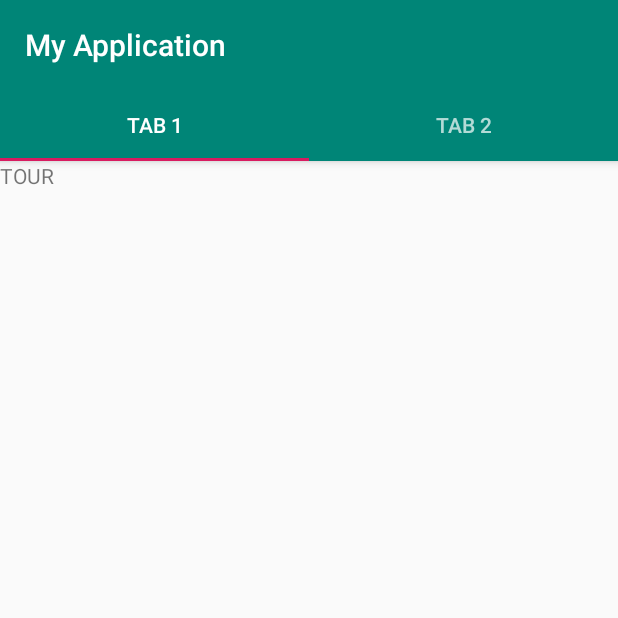
After one commit to EmptyHeadsS/android, an Android app: the AppActivity screen opened directly, with no data from a screen before it, on a phone screen of 412 x 824 dp, the top half of it. The commit adds this screen. Run offline under Robolectric (Android 15) with nearby library versions, the phone set to English and light mode, and no system bars.

Commit message:
login semi parfait + switch des onglets tour et sync fonctionnel

```diff
--- a/app/build.gradle
+++ b/app/build.gradle
@@ -25,7 +25,7 @@ android {
 
 dependencies {
     implementation fileTree(dir: 'libs', include: ['*.jar'])
-    implementation"org.jetbrains.kotlin:kotlin-stdlib-jdk7:$kotlin_version"
+    implementation "org.jetbrains.kotlin:kotlin-stdlib-jdk7:$kotlin_version"
     implementation 'androidx.appcompat:appcompat:1.0.2'
     implementation 'androidx.core:core-ktx:1.0.2'
     implementation 'com.google.android.material:material:1.0.0'
@@ -33,6 +33,7 @@ dependencies {
     implementation 'androidx.lifecycle:lifecycle-extensions:2.0.0'
     implementation 'com.github.kittinunf.fuel:fuel:2.2.0'
     implementation 'com.github.kittinunf.fuel:fuel-json:2.2.0'
+    implementation 'androidx.legacy:legacy-support-v4:1.0.0'
     testImplementation 'junit:junit:4.12'
     androidTestImplementation 'androidx.test.ext:junit:1.1.0'
     androidTestImplementation 'androidx.test.espresso:espresso-core:3.1.1'
--- /dev/null
+++ b/app/src/main/java/com/example/myapplication/AppActivity.kt
@@ -0,0 +1,21 @@
+package com.example.myapplication
+
+import android.os.Bundle
+import androidx.appcompat.app.AppCompatActivity
+import androidx.viewpager.widget.ViewPager
+import com.example.myapplication.ui.main.SectionsPagerAdapter
+import com.google.android.material.tabs.TabLayout
+
+
+class AppActivity : AppCompatActivity() {
+
+    override fun onCreate(savedInstanceState: Bundle?) {
+        super.onCreate(savedInstanceState)
+        setContentView(R.layout.application_layout)
+        val sectionsPagerAdapter = SectionsPagerAdapter(this, supportFragmentManager)
+        val viewPager: ViewPager = findViewById(R.id.view_pager)
+        viewPager.adapter = sectionsPagerAdapter
+        val tabs: TabLayout = findViewById(R.id.tabs)
+        tabs.setupWithViewPager(viewPager)
+    }
+}
--- a/app/src/main/java/com/example/myapplication/ui/main/SectionsPagerAdapter.kt
+++ b/app/src/main/java/com/example/myapplication/ui/main/SectionsPagerAdapter.kt
@@ -1,10 +1,14 @@
 package com.example.myapplication.ui.main
 
+import android.app.PendingIntent.getActivity
 import android.content.Context
+import android.util.Log
+import android.widget.Toast
 import androidx.fragment.app.Fragment
 import androidx.fragment.app.FragmentManager
 import androidx.fragment.app.FragmentPagerAdapter
 import com.example.myapplication.R
+import kotlinx.android.synthetic.main.tour_layout.view.*
 
 private val TAB_TITLES = arrayOf(
     R.string.tab_text_1,
@@ -21,7 +25,11 @@ class SectionsPagerAdapter(private val context: Context, fm: FragmentManager) :
     override fun getItem(position: Int): Fragment {
         // getItem is called to instantiate the fragment for the given page.
         // Return a PlaceholderFragment (defined as a static inner class below).
-        return LoginFragment.newInstance(position + 1)
+        Log.i("SectionsPagerAdapter", "Position: " +position)
+        when (position == 0) {
+            true -> return TourFragment.newInstance(position + 1)
+            false ->  return SyncFragment.newInstance(position + 1)
+        }
     }
 
     override fun getPageTitle(position: Int): CharSequence? {
--- /dev/null
+++ b/app/src/main/java/com/example/myapplication/ui/main/SyncFragment.kt
@@ -0,0 +1,61 @@
+package com.example.myapplication.ui.main
+
+import android.os.Bundle
+import android.view.LayoutInflater
+import android.view.View
+import android.view.ViewGroup
+import android.widget.Toast
+import androidx.fragment.app.Fragment
+import androidx.lifecycle.ViewModelProviders
+import com.example.myapplication.R
+import kotlinx.android.synthetic.main.tour_layout.view.*
+import retrofit2.Retrofit
+import retrofit2.converter.moshi.MoshiConverterFactory
+import retrofit2.Call
+import retrofit2.Callback
+import retrofit2.Response
+
+/**
+ * A placeholder fragment containing a simple view.
+ */
+class SyncFragment : Fragment() {
+
+    private lateinit var pageViewModel: PageViewModel
+
+    override fun onCreate(savedInstanceState: Bundle?) {
+        super.onCreate(savedInstanceState)
+        pageViewModel = ViewModelProviders.of(this).get(PageViewModel::class.java).apply {
+            setIndex(arguments?.getInt(ARG_SECTION_NUMBER) ?: 1)
+        }
+    }
+
+    override fun onCreateView(
+        inflater: LayoutInflater, container: ViewGroup?,
+        savedInstanceState: Bundle?
+    ): View? {
+        val frag = inflater.inflate(R.layout.sync_layout, container, false)
+
+        return frag
+    }
+
+    companion object {
+        /**
+         * The fragment argument representing the section number for this
+         * fragment.
+         */
+        private const val ARG_SECTION_NUMBER = "section_number"
+
+        /**
+         * Returns a new instance of this fragment for the given section
+         * number.
+         */
+        @JvmStatic
+        fun newInstance(sectionNumber: Int): SyncFragment {
+            return SyncFragment().apply {
+                arguments = Bundle().apply {
+                    putInt(ARG_SECTION_NUMBER, sectionNumber)
+                }
+            }
+        }
+    }
+}
--- /dev/null
+++ b/app/src/main/java/com/example/myapplication/ui/main/TourFragment.kt
@@ -0,0 +1,61 @@
+package com.example.myapplication.ui.main
+
+import android.os.Bundle
+import android.view.LayoutInflater
+import android.view.View
+import android.view.ViewGroup
+import android.widget.Toast
+import androidx.fragment.app.Fragment
+import androidx.lifecycle.ViewModelProviders
+import com.example.myapplication.R
+import kotlinx.android.synthetic.main.tour_layout.view.*
+import retrofit2.Retrofit
+import retrofit2.converter.moshi.MoshiConverterFactory
+import retrofit2.Call
+import retrofit2.Callback
+import retrofit2.Response
+
+/**
+ * A placeholder fragment containing a simple view.
+ */
+class TourFragment : Fragment() {
+
+    private lateinit var pageViewModel: PageViewModel
+
+    override fun onCreate(savedInstanceState: Bundle?) {
+        super.onCreate(savedInstanceState)
+        pageViewModel = ViewModelProviders.of(this).get(PageViewModel::class.java).apply {
+            setIndex(arguments?.getInt(ARG_SECTION_NUMBER) ?: 1)
+        }
+    }
+
+    override fun onCreateView(
+        inflater: LayoutInflater, container: ViewGroup?,
+        savedInstanceState: Bundle?
+    ): View? {
+        val frag = inflater.inflate(R.layout.tour_layout, container, false)
+
+        return frag
+    }
+
+    companion object {
+        /**
+         * The fragment argument representing the section number for this
+         * fragment.
+         */
+        private const val ARG_SECTION_NUMBER = "section_number"
+
+        /**
+         * Returns a new instance of this fragment for the given section
+         * number.
+         */
+        @JvmStatic
+        fun newInstance(sectionNumber: Int): TourFragment {
+            return TourFragment().apply {
+                arguments = Bundle().apply {
+                    putInt(ARG_SECTION_NUMBER, sectionNumber)
+                }
+            }
+        }
+    }
+}
--- a/app/src/main/res/layout/fragment_main.xml
+++ b/app/src/main/res/layout/activity_main2.xml
@@ -4,7 +4,7 @@
     android:id="@+id/constraintLayout"
     android:layout_width="match_parent"
     android:layout_height="match_parent"
-    tools:context=".ui.main.LoginFragment">
+    tools:context=".LoginActivity">
 
     <Button
         android:id="@+id/login_btn"
@@ -30,7 +30,7 @@
         android:layout_marginBottom="234dp"
         android:ems="10"
         android:inputType="textPersonName"
-        android:text="Username" />
+        android:text="Alexandre" />
 
     <EditText
         android:id="@+id/password"
--- a/app/src/main/res/layout/activity_main.xml
+++ b/app/src/main/res/layout/application_layout.xml
@@ -4,7 +4,7 @@
     xmlns:tools="http://schemas.android.com/tools"
     android:layout_width="match_parent"
     android:layout_height="match_parent"
-    tools:context=".MainActivity">
+    tools:context=".AppActivity">
 
     <com.google.android.material.appbar.AppBarLayout
         android:layout_width="match_parent"
--- /dev/null
+++ b/app/src/main/res/layout/tour_layout.xml
@@ -0,0 +1,17 @@
+<?xml version="1.0" encoding="utf-8"?>
+<RelativeLayout xmlns:android="http://schemas.android.com/apk/res/android"
+    xmlns:app="http://schemas.android.com/apk/res-auto"
+    xmlns:tools="http://schemas.android.com/tools"
+    android:layout_width="match_parent"
+    android:layout_height="match_parent"
+    app:layout_behavior="@string/appbar_scrolling_view_behavior"
+    tools:context=".ui.main.TourFragment"
+    tools:showIn="@layout/tour_layout">
+
+    <TextView
+        android:id="@+id/text_view_id"
+        android:layout_height="wrap_content"
+        android:layout_width="wrap_content"
+        android:text="TOUR" />
+
+</RelativeLayout>
--- a/app/src/main/res/values/strings.xml
+++ b/app/src/main/res/values/strings.xml
@@ -2,4 +2,8 @@
     <string name="app_name">My Application</string>
     <string name="tab_text_1">Tab 1</string>
     <string name="tab_text_2">Tab 2</string>
+    <string name="title_activity_main2">Main2Activity</string>
+
+    <!-- TODO: Remove or change this placeholder text -->
+    <string name="hello_blank_fragment">Hello blank fragment</string>
 </resources>
```
Also changed, not shown: app/src/main/AndroidManifest.xml (+8 -2 lines), app/src/main/java/com/example/myapplication/LoginActivity.kt (added, +49 -0 lines), app/src/main/java/com/example/myapplication/MainActivity.kt (deleted, +0 -34 lines), app/src/main/java/com/example/myapplication/ui/main/LoginFragment.kt (deleted, +0 -97 lines), app/src/main/res/layout/sync_layout.xml (added, +17 -0 lines).
